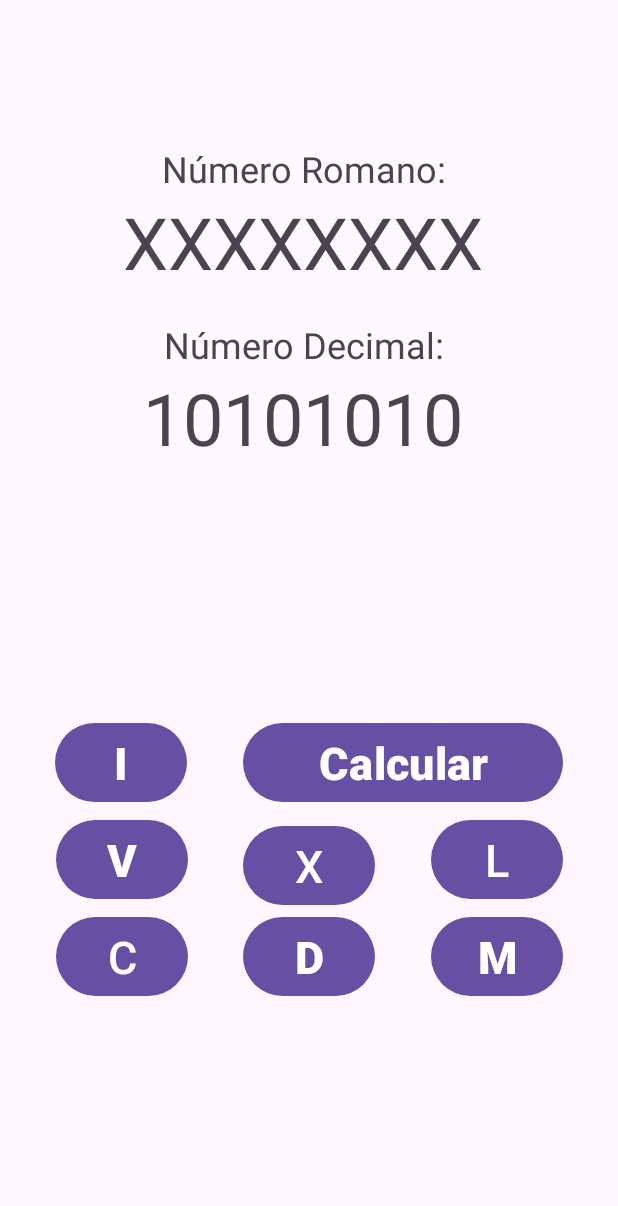
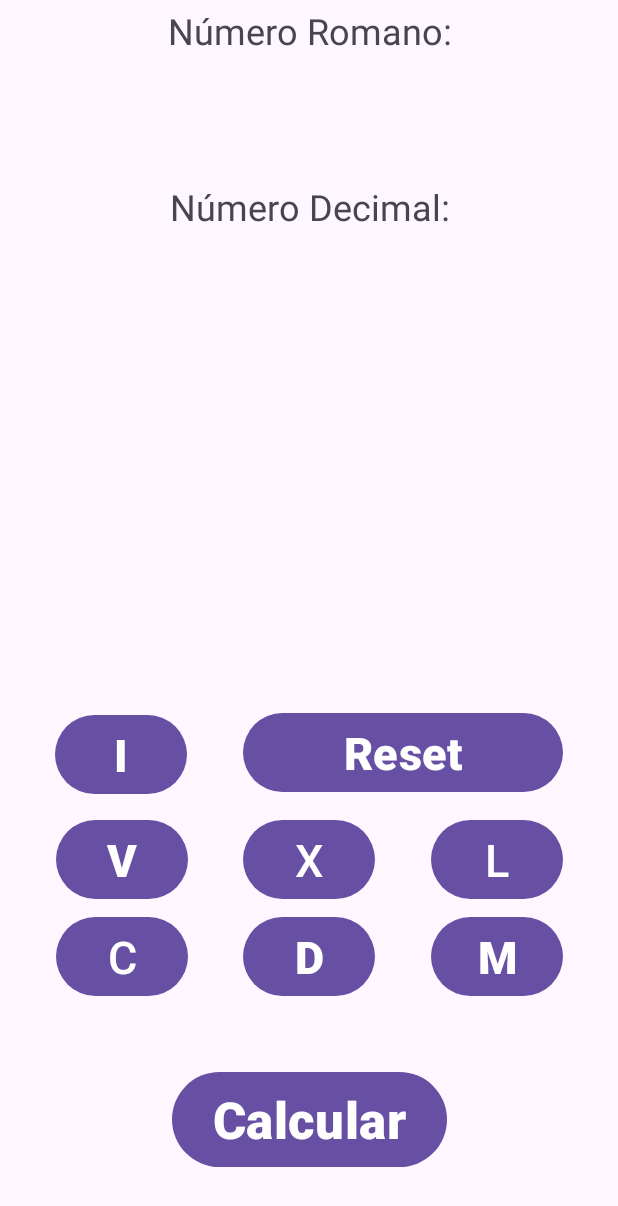
Before and after one commit to luispipe/RomanosDecimal, an Android app: the screen it shows after launch (MainActivity), on a phone screen of 412 x 824 dp. Shown: the top 1206 px of the screen. Run offline under Robolectric (Android 15) with nearby library versions, the phone set to English and light mode, and no system bars.

Commit message:
Second commit

```diff
--- a/app/src/main/java/com/example/romanosdecimal/MainActivity.java
+++ b/app/src/main/java/com/example/romanosdecimal/MainActivity.java
@@ -3,12 +3,169 @@ package com.example.romanosdecimal;
 import androidx.appcompat.app.AppCompatActivity;
 
 import android.os.Bundle;
+import android.view.View;
+import android.widget.Button;
+import android.widget.TextView;
 
 public class MainActivity extends AppCompatActivity {
+
+    TextView romano;
+    TextView decimal;
+    Button i;
+    Button v;
+    Button x;
+    Button l;
+    Button c;
+    Button d;
+    Button m;
+    Button calcular;
+    Button reset;
 
     @Override
     protected void onCreate(Bundle savedInstanceState) {
         super.onCreate(savedInstanceState);
         setContentView(R.layout.activity_main);
+
+        romano= findViewById(R.id.tvRomanos);
+        decimal= findViewById(R.id.tvDecimal);
+        i=findViewById(R.id.buttonI);
+        v=findViewById(R.id.buttonV);
+        x=findViewById(R.id.buttonX);
+        l=findViewById(R.id.buttonL);
+        c=findViewById(R.id.buttonC);
+        d=findViewById(R.id.buttonD);
+        m=findViewById(R.id.buttonM);
+        calcular=findViewById(R.id.buttonCalcular);
+        reset=findViewById(R.id.buttonReset);
+
+        i.setOnClickListener(new View.OnClickListener() {
+            @Override
+            public void onClick(View v) {
+                String actual= romano.getText().toString();
+                romano.setText(actual+"I");
+            }
+        });
+        v.setOnClickListener(new View.OnClickListener() {
+            @Override
+            public void onClick(View v) {
+                String actual= romano.getText().toString();
+                romano.setText(actual+"V");
+            }
+        });
+
+        x.setOnClickListener(new View.OnClickListener() {
+            @Override
+            public void onClick(View v) {
+                String actual= romano.getText().toString();
+                romano.setText(actual+"X");
+            }
+        });
+
+        l.setOnClickListener(new View.OnClickListener() {
+            @Override
+            public void onClick(View v) {
+                String actual= romano.getText().toString();
+                romano.setText(actual+"L");
+            }
+        });
+
+        c.setOnClickListener(new View.OnClickListener() {
+            @Override
+            public void onClick(View v) {
+                String actual= romano.getText().toString();
+                romano.setText(actual+"C");
+            }
+        });
+
+        d.setOnClickListener(new View.OnClickListener() {
+            @Override
+            public void onClick(View v) {
+                String actual= romano.getText().toString();
+                romano.setText(actual+"D");
+            }
+        });
+
+        m.setOnClickListener(new View.OnClickListener() {
+            @Override
+            public void onClick(View v) {
+                String actual= romano.getText().toString();
+                romano.setText(actual+"M");
+            }
+        });
+
+        calcular.setOnClickListener(new View.OnClickListener() {
+            @Override
+            public void onClick(View v) {
+                int resultado=0;
+                String numero= romano.getText().toString();
+                for(int i=0; i< numero.length(); i++){
+                    if(i == numero.length()-1){
+                        resultado+= romanoValor((char)numero.charAt(i));
+                    }else{
+                        if((romanoValor((char)numero.charAt(i))) < romanoValor((char)numero.charAt(i+1))){
+                            resultado-= romanoValor((char)numero.charAt(i));
+                        }else{
+                            resultado+= romanoValor((char)numero.charAt(i));
+                        }
+                    }
+                }
+                decimal.setText(resultado+"");
+            }
+        });
+
+        reset.setOnClickListener(new View.OnClickListener() {
+            @Override
+            public void onClick(View v) {
+                decimal.setText("");
+                romano.setText("");
+            }
+        });
+
     }
+
+    public static int romanoValor(char roman){
+        int resultado;
+        switch(roman){
+            case 'I':
+                resultado=1;
+                break;
+            case 'V':
+                resultado=5;
+                break;
+            case 'X':
+                resultado=10;
+                break;
+            case 'L':
+                resultado=50;
+                break;
+            case 'C':
+                resultado=100;
+                break;
+            case 'D':
+                resultado=500;
+                break;
+            case 'M':
+                resultado=1000;
+                break;
+            default:
+                resultado=0;
+        }
+        return resultado;
+    }
+
+    /*Hacer una función que valide que un número romano es correcto
+
+    ejemplo: XXXX --> Mal , XXL -->Mal , CCCCC-->Mal
+             XXX --> Bien , XL -->Bien
+
+    MCMXCIX --> Mal
+    MIM     --> Bien
+    * */
+    public boolean valorIngresadoCorrecto(String valorRomano){
+
+        return true;
+
+    }
+
+
 }
--- a/app/src/main/res/layout/activity_main.xml
+++ b/app/src/main/res/layout/activity_main.xml
@@ -10,11 +10,11 @@
         android:id="@+id/linearLayoutCompat"
         android:layout_width="404dp"
         android:layout_height="217dp"
-        android:layout_marginTop="96dp"
+        android:layout_marginTop="4dp"
         android:gravity="center_horizontal"
         android:orientation="vertical"
         app:layout_constraintEnd_toEndOf="parent"
-        app:layout_constraintHorizontal_bias="0.0"
+        app:layout_constraintHorizontal_bias="0.533"
         app:layout_constraintStart_toStartOf="parent"
         app:layout_constraintTop_toTopOf="parent">
 
@@ -33,7 +33,6 @@
             android:layout_gravity="top|center"
             android:gravity="center"
             android:paddingBottom="20sp"
-            android:text="XXXXXXXX"
             android:textSize="48sp" />
 
         <TextView
@@ -50,7 +49,6 @@
             android:layout_height="wrap_content"
             android:layout_gravity="bottom|center"
             android:gravity="center"
-            android:text="10101010"
             android:textSize="48sp" />
 
     </androidx.appcompat.widget.LinearLayoutCompat>
@@ -63,13 +61,15 @@
         android:text="I"
         android:textSize="30sp"
         android:textStyle="bold"
-        app:layout_constraintBottom_toTopOf="@+id/button4"
-        app:layout_constraintEnd_toStartOf="@+id/button8"
+        app:layout_constraintBottom_toTopOf="@+id/buttonV"
+        app:layout_constraintEnd_toStartOf="@+id/buttonReset"
         app:layout_constraintHorizontal_bias="0.5"
-        app:layout_constraintStart_toStartOf="parent" />
+        app:layout_constraintStart_toStartOf="parent"
+        app:layout_constraintTop_toBottomOf="@+id/linearLayoutCompat"
+        app:layout_constraintVertical_bias="0.98" />
 
     <Button
-        android:id="@+id/button"
+        android:id="@+id/buttonC"
         android:layout_width="wrap_content"
         android:layout_height="wrap_content"
         android:layout_marginBottom="156dp"
@@ -77,12 +77,12 @@
         android:textSize="30sp"
         android:textStyle="normal"
         app:layout_constraintBottom_toBottomOf="parent"
-        app:layout_constraintEnd_toStartOf="@+id/button2"
+        app:layout_constraintEnd_toStartOf="@+id/buttonD"
         app:layout_constraintHorizontal_bias="0.5"
         app:layout_constraintStart_toStartOf="parent" />
 
     <Button
-        android:id="@+id/button2"
+        android:id="@+id/buttonD"
         android:layout_width="wrap_content"
         android:layout_height="wrap_content"
         android:layout_marginBottom="156dp"
@@ -90,12 +90,12 @@
         android:textSize="30sp"
         android:textStyle="bold"
         app:layout_constraintBottom_toBottomOf="parent"
-        app:layout_constraintEnd_toStartOf="@+id/button3"
+        app:layout_constraintEnd_toStartOf="@+id/buttonM"
         app:layout_constraintHorizontal_bias="0.5"
-        app:layout_constraintStart_toEndOf="@+id/button" />
+        app:layout_constraintStart_toEndOf="@+id/buttonC" />
 
     <Button
-        android:id="@+id/button3"
+        android:id="@+id/buttonM"
         android:layout_width="wrap_content"
         android:layout_height="wrap_content"
         android:layout_marginBottom="156dp"
@@ -105,56 +105,72 @@
         app:layout_constraintBottom_toBottomOf="parent"
         app:layout_constraintEnd_toEndOf="parent"
         app:layout_constraintHorizontal_bias="0.5"
-        app:layout_constraintStart_toEndOf="@+id/button2" />
+        app:layout_constraintStart_toEndOf="@+id/buttonD" />
 
     <Button
-        android:id="@+id/button4"
+        android:id="@+id/buttonV"
         android:layout_width="wrap_content"
         android:layout_height="wrap_content"
         android:layout_marginBottom="4dp"
         android:text="V"
         android:textSize="30sp"
         android:textStyle="bold"
-        app:layout_constraintBottom_toTopOf="@+id/button"
-        app:layout_constraintEnd_toStartOf="@+id/button5"
+        app:layout_constraintBottom_toTopOf="@+id/buttonC"
+        app:layout_constraintEnd_toStartOf="@+id/buttonX"
         app:layout_constraintHorizontal_bias="0.5"
+        app:layout_constraintHorizontal_chainStyle="spread"
         app:layout_constraintStart_toStartOf="parent" />
 
     <Button
-        android:id="@+id/button5"
+        android:id="@+id/buttonX"
         android:layout_width="wrap_content"
         android:layout_height="wrap_content"
+        android:layout_marginBottom="4dp"
         android:text="X"
         android:textSize="30sp"
         android:textStyle="normal"
-        app:layout_constraintBottom_toTopOf="@+id/button2"
-        app:layout_constraintEnd_toStartOf="@+id/button6"
+        app:layout_constraintBottom_toTopOf="@+id/buttonD"
+        app:layout_constraintEnd_toStartOf="@+id/buttonL"
         app:layout_constraintHorizontal_bias="0.5"
-        app:layout_constraintStart_toEndOf="@+id/button4" />
+        app:layout_constraintStart_toEndOf="@+id/buttonV" />
 
     <Button
-        android:id="@+id/button6"
+        android:id="@+id/buttonL"
         android:layout_width="wrap_content"
         android:layout_height="wrap_content"
         android:layout_marginBottom="4dp"
         android:text="L"
         android:textSize="30sp"
         android:textStyle="normal"
-        app:layout_constraintBottom_toTopOf="@+id/button3"
+        app:layout_constraintBottom_toTopOf="@+id/buttonM"
         app:layout_constraintEnd_toEndOf="parent"
         app:layout_constraintHorizontal_bias="0.5"
-        app:layout_constraintStart_toEndOf="@+id/button5" />
+        app:layout_constraintStart_toEndOf="@+id/buttonX" />
 
     <Button
-        android:id="@+id/button8"
+        android:id="@+id/buttonReset"
         android:layout_width="213dp"
         android:layout_height="wrap_content"
         android:layout_marginBottom="4dp"
-        android:text="Calcular"
+        android:text="Reset"
         android:textSize="30sp"
         android:textStyle="bold"
-        app:layout_constraintBottom_toTopOf="@+id/button6"
+        app:layout_constraintBottom_toTopOf="@+id/buttonL"
         app:layout_constraintEnd_toEndOf="parent"
         app:layout_constraintHorizontal_bias="0.5"
-        app:layout_constraintStart_toEndOf="@+id/buttonI" />
+        app:layout_constraintStart_toEndOf="@+id/buttonI"
+        app:layout_constraintTop_toBottomOf="@+id/linearLayoutCompat"
+        app:layout_constraintVertical_bias="0.975" />
+
+    <Button
+        android:id="@+id/buttonCalcular"
+        android:layout_width="183dp"
+        android:layout_height="71dp"
+        android:text="Calcular"
+        android:textSize="34sp"
+        android:textStyle="bold"
+        app:layout_constraintBottom_toBottomOf="parent"
+        app:layout_constraintEnd_toEndOf="parent"
+        app:layout_constraintStart_toStartOf="parent"
+        app:layout_constraintTop_toBottomOf="@+id/buttonD" />
 </androidx.constraintlayout.widget.ConstraintLayout>
```
